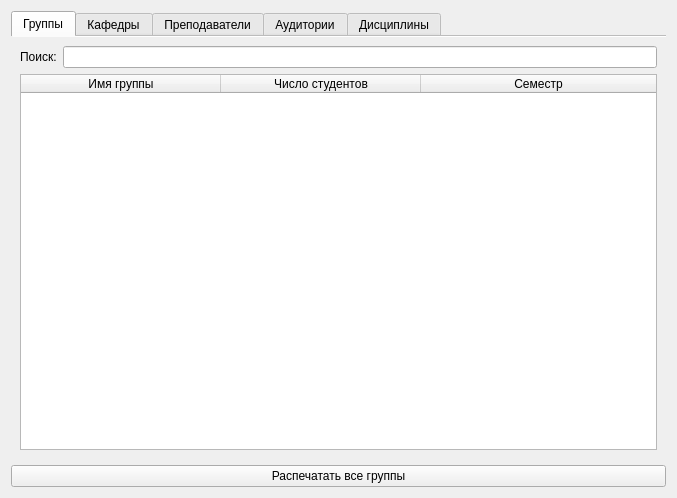
Above: catalogsform.ui from lex1133/ScheduleV2 before the change. Below: the same form after it.
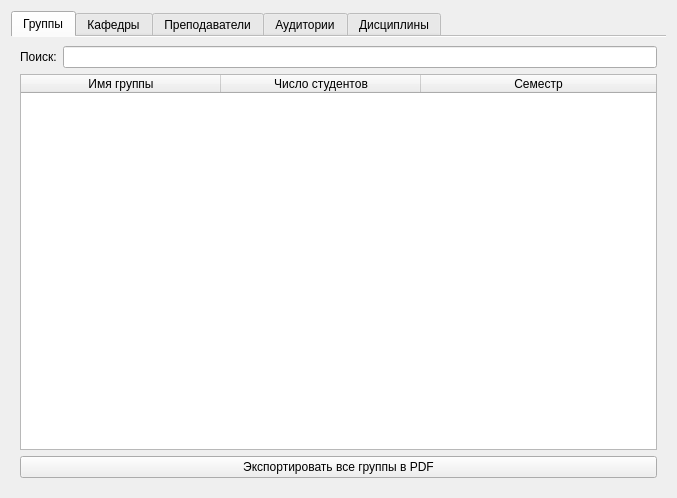
That is the form after the change.

```diff
--- a/catalogsform.ui
+++ b/catalogsform.ui
@@ -113,6 +113,13 @@
          </column>
         </widget>
        </item>
+       <item row="2" column="0" colspan="2">
+        <widget class="QPushButton" name="ExportAllClassesButton">
+         <property name="text">
+          <string>Экспортировать все группы в PDF</string>
+         </property>
+        </widget>
+       </item>
       </layout>
      </widget>
      <widget class="QWidget" name="CatalogsChairsTab">
@@ -387,13 +394,6 @@
      </widget>
     </widget>
    </item>
-   <item row="1" column="0">
-    <widget class="QPushButton" name="pushButton">
-     <property name="text">
-      <string>Распечатать все группы</string>
-     </property>
-    </widget>
-   </item>
   </layout>
  </widget>
  <resources/>
```
